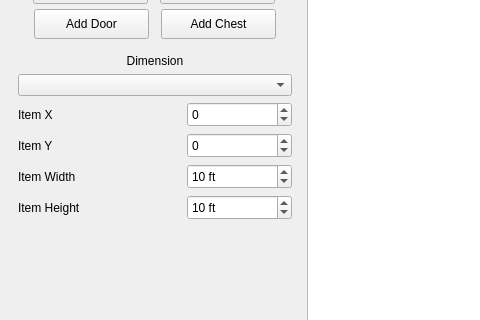
Old version of the form Source/Views/floorplandesigner.ui in the repository CS499-RoboVac/Robovac; both pictures show x 0 to 480 and y 240 to 560 of the 1010 by 823 pixel window.
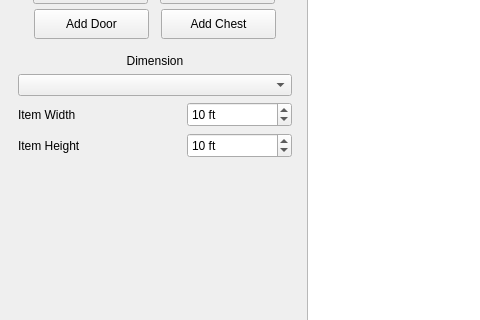
New version of the form.

```diff
--- a/Source/Views/floorplandesigner.ui
+++ b/Source/Views/floorplandesigner.ui
@@ -301,110 +301,6 @@
            </property>
           </widget>
          </item>
-         <item>
-          <layout class="QHBoxLayout" name="XLayout">
-           <item>
-            <widget class="QLabel" name="roomXLabel">
-             <property name="text">
-              <string>Item X</string>
-             </property>
-            </widget>
-           </item>
-           <item>
-            <spacer name="horizontalSpacer_6">
-             <property name="orientation">
-              <enum>Qt::Horizontal</enum>
-             </property>
-             <property name="sizeHint" stdset="0">
-              <size>
-               <width>40</width>
-               <height>20</height>
-              </size>
-             </property>
-            </spacer>
-           </item>
-           <item>
-            <widget class="QSpinBox" name="roomXBox">
-             <property name="sizePolicy">
-              <sizepolicy hsizetype="Fixed" vsizetype="Fixed">
-               <horstretch>0</horstretch>
-               <verstretch>0</verstretch>
-              </sizepolicy>
-             </property>
-             <property name="minimumSize">
-              <size>
-               <width>105</width>
-               <height>25</height>
-              </size>
-             </property>
-             <property name="minimum">
-              <number>-99999</number>
-             </property>
-             <property name="maximum">
-              <number>99999999</number>
-             </property>
-             <property name="singleStep">
-              <number>1</number>
-             </property>
-             <property name="value">
-              <number>0</number>
-             </property>
-            </widget>
-           </item>
-          </layout>
-         </item>
-         <item>
-          <layout class="QHBoxLayout" name="YLayout">
-           <item>
-            <widget class="QLabel" name="roomYLabel">
-             <property name="text">
-              <string>Item Y</string>
-             </property>
-            </widget>
-           </item>
-           <item>
-            <spacer name="horizontalSpacer_7">
-             <property name="orientation">
-              <enum>Qt::Horizontal</enum>
-             </property>
-             <property name="sizeHint" stdset="0">
-              <size>
-               <width>40</width>
-               <height>20</height>
-              </size>
-             </property>
-            </spacer>
-           </item>
-           <item>
-            <widget class="QSpinBox" name="roomYBox">
-             <property name="sizePolicy">
-              <sizepolicy hsizetype="Fixed" vsizetype="Fixed">
-               <horstretch>0</horstretch>
-               <verstretch>0</verstretch>
-              </sizepolicy>
-             </property>
-             <property name="minimumSize">
-              <size>
-               <width>105</width>
-               <height>25</height>
-              </size>
-             </property>
-             <property name="minimum">
-              <number>-99999999</number>
-             </property>
-             <property name="maximum">
-              <number>99999999</number>
-             </property>
-             <property name="singleStep">
-              <number>1</number>
-             </property>
-             <property name="value">
-              <number>0</number>
-             </property>
-            </widget>
-           </item>
-          </layout>
-         </item>
          <item>
           <layout class="QHBoxLayout" name="WidthLayout">
            <item>
```
